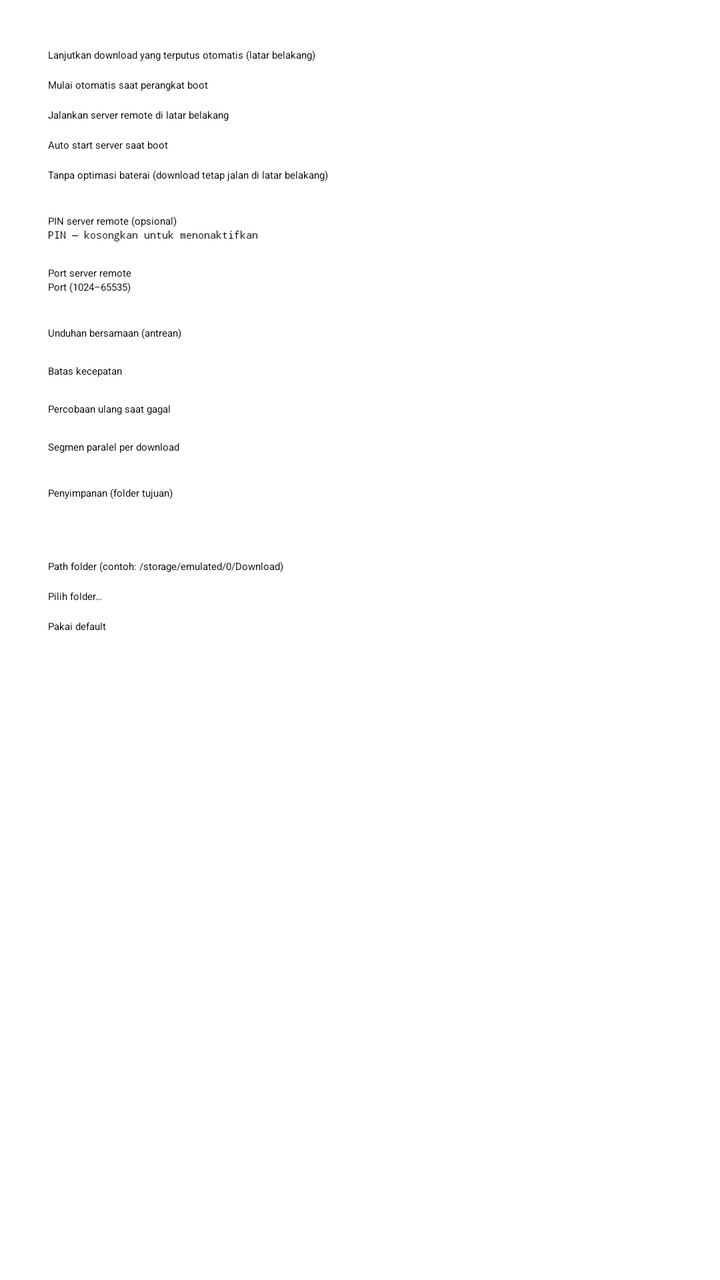
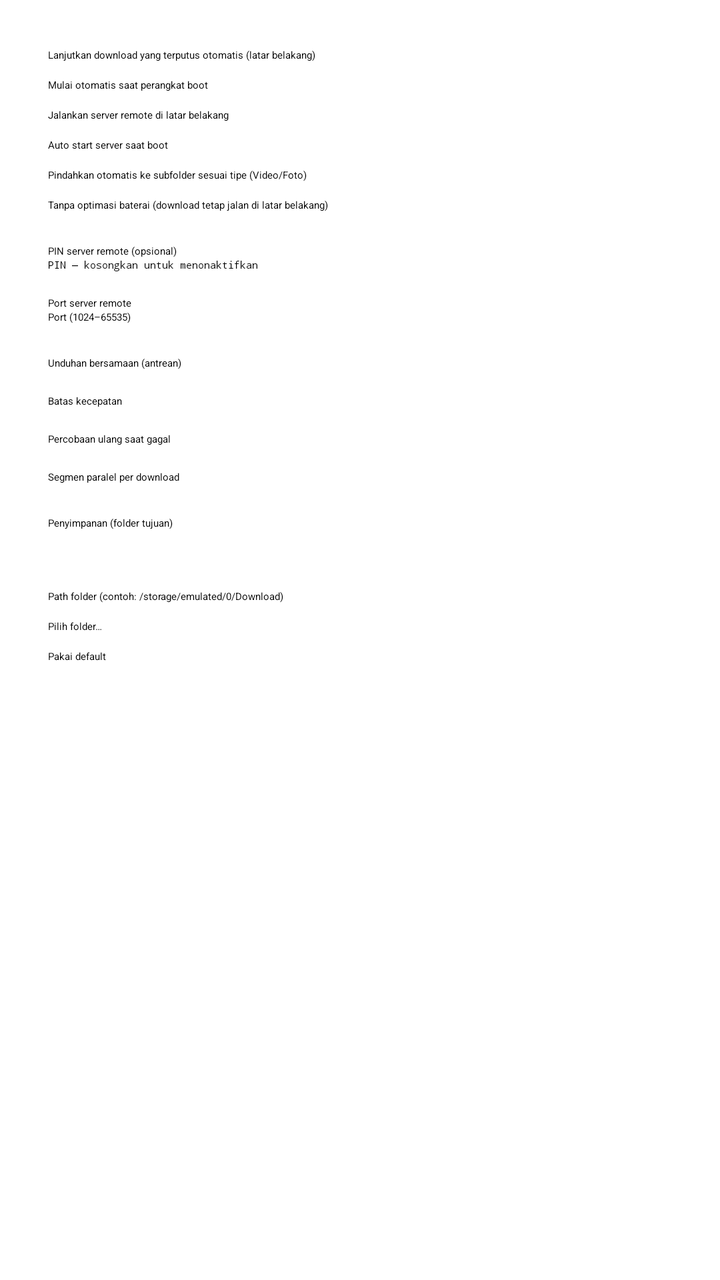

Compare the two renders of this Android layout. The source of the first and the diff that turns it into the second are given below.
<!-- AndroidManifest.xml: application theme Theme.HttpDownloadManager.Splash -->
<!-- res/layout/dialog_settings.xml -->
<?xml version="1.0" encoding="utf-8"?>
<ScrollView xmlns:android="http://schemas.android.com/apk/res/android"
    android:layout_width="match_parent"
    android:layout_height="match_parent"
    android:fillViewport="true">

    <LinearLayout
        android:layout_width="match_parent"
        android:layout_height="wrap_content"
        android:orientation="vertical"
        android:paddingHorizontal="24dp"
        android:paddingTop="24dp">

    <CheckBox
        android:id="@+id/check_background"
        android:layout_width="match_parent"
        android:layout_height="wrap_content"
        android:text="@string/settings_background" />

    <CheckBox
        android:id="@+id/check_autostart"
        android:layout_width="match_parent"
        android:layout_height="wrap_content"
        android:layout_marginTop="8dp"
        android:text="@string/settings_autostart" />

    <CheckBox
        android:id="@+id/check_server_background"
        android:layout_width="match_parent"
        android:layout_height="wrap_content"
        android:layout_marginTop="8dp"
        android:text="@string/settings_server_background" />

    <CheckBox
        android:id="@+id/check_server_autostart"
        android:layout_width="match_parent"
        android:layout_height="wrap_content"
        android:layout_marginTop="8dp"
        android:text="@string/settings_server_autostart" />

    <CheckBox
        android:id="@+id/check_battery"
        android:layout_width="match_parent"
        android:layout_height="wrap_content"
        android:layout_marginTop="8dp"
        android:text="@string/settings_battery" />

    <TextView
        android:layout_width="match_parent"
        android:layout_height="wrap_content"
        android:layout_marginTop="16dp"
        android:text="@string/settings_pin_label"
        android:textAppearance="?attr/textAppearanceBodyMedium" />

    <EditText
        android:id="@+id/input_pin"
        android:layout_width="match_parent"
        android:layout_height="wrap_content"
        android:hint="@string/settings_pin_hint"
        android:inputType="numberPassword"
        android:maxLength="10" />

    <TextView
        android:layout_width="match_parent"
        android:layout_height="wrap_content"
        android:layout_marginTop="12dp"
        android:text="@string/settings_port_label"
        android:textAppearance="?attr/textAppearanceBodyMedium" />

    <EditText
        android:id="@+id/input_port"
        android:layout_width="match_parent"
        android:layout_height="wrap_content"
        android:hint="@string/settings_port_hint"
        android:importantForAutofill="no"
        android:inputType="number" />

    <TextView
        android:layout_width="match_parent"
        android:layout_height="wrap_content"
        android:layout_marginTop="16dp"
        android:text="@string/settings_concurrent"
        android:textAppearance="?attr/textAppearanceBodyMedium" />

    <Spinner
        android:id="@+id/spinner_concurrent"
        android:layout_width="match_parent"
        android:layout_height="wrap_content" />

    <TextView
        android:layout_width="match_parent"
        android:layout_height="wrap_content"
        android:layout_marginTop="12dp"
        android:text="@string/settings_speed_limit"
        android:textAppearance="?attr/textAppearanceBodyMedium" />

    <Spinner
        android:id="@+id/spinner_speed"
        android:layout_width="match_parent"
        android:layout_height="wrap_content" />

    <TextView
        android:layout_width="match_parent"
        android:layout_height="wrap_content"
        android:layout_marginTop="12dp"
        android:text="@string/settings_retry"
        android:textAppearance="?attr/textAppearanceBodyMedium" />

    <Spinner
        android:id="@+id/spinner_retry"
        android:layout_width="match_parent"
        android:layout_height="wrap_content" />

    <TextView
        android:layout_width="match_parent"
        android:layout_height="wrap_content"
        android:layout_marginTop="12dp"
        android:text="@string/settings_segments"
        android:textAppearance="?attr/textAppearanceBodyMedium" />

    <Spinner
        android:id="@+id/spinner_segments"
        android:layout_width="match_parent"
        android:layout_height="wrap_content" />

    <include
        android:id="@+id/storage_section"
        layout="@layout/view_storage_section" />
    </LinearLayout>
</ScrollView>
<!-- res/layout/view_storage_section.xml (included above) -->
<?xml version="1.0" encoding="utf-8"?>
<LinearLayout xmlns:android="http://schemas.android.com/apk/res/android"
    android:layout_width="match_parent"
    android:layout_height="wrap_content"
    android:orientation="vertical">

    <TextView
        android:layout_width="match_parent"
        android:layout_height="wrap_content"
        android:layout_marginTop="16dp"
        android:text="@string/settings_storage_label"
        android:textAppearance="?attr/textAppearanceBodyMedium" />

    <TextView
        android:id="@+id/current_storage"
        android:layout_width="match_parent"
        android:layout_height="wrap_content"
        android:layout_marginTop="4dp"
        android:textColor="@color/text_secondary"
        android:textSize="13sp" />

    <EditText
        android:id="@+id/input_storage_path"
        android:layout_width="match_parent"
        android:layout_height="wrap_content"
        android:layout_marginTop="8dp"
        android:hint="@string/storage_text_folder_hint"
        android:importantForAutofill="no"
        android:inputType="text"
        android:maxLines="2" />

    <Button
        android:id="@+id/btn_pick_storage"
        android:layout_width="match_parent"
        android:layout_height="wrap_content"
        android:layout_marginTop="8dp"
        android:text="@string/storage_choose_folder" />

    <Button
        android:id="@+id/btn_reset_storage"
        android:layout_width="match_parent"
        android:layout_height="wrap_content"
        android:layout_marginTop="8dp"
        android:text="@string/storage_use_default" />
</LinearLayout>
<!-- resources referenced by this layout -->
<resources>
  <color name="text_secondary">#757575</color>
  <string name="settings_autostart">Mulai otomatis saat perangkat boot</string>
  <string name="settings_background">Lanjutkan download yang terputus otomatis (latar belakang)</string>
  <string name="settings_battery">Tanpa optimasi baterai (download tetap jalan di latar belakang)</string>
  <string name="settings_concurrent">Unduhan bersamaan (antrean)</string>
  <string name="settings_pin_hint">PIN — kosongkan untuk menonaktifkan</string>
  <string name="settings_pin_label">PIN server remote (opsional)</string>
  <string name="settings_port_hint">Port (1024–65535)</string>
  <string name="settings_port_label">Port server remote</string>
  <string name="settings_retry">Percobaan ulang saat gagal</string>
  <string name="settings_segments">Segmen paralel per download</string>
  <string name="settings_server_autostart">Auto start server saat boot</string>
  <string name="settings_server_background">Jalankan server remote di latar belakang</string>
  <string name="settings_speed_limit">Batas kecepatan</string>
  <string name="settings_storage_label">Penyimpanan (folder tujuan)</string>
  <string name="storage_choose_folder">Pilih folder…</string>
  <string name="storage_text_folder_hint">Path folder (contoh: /storage/emulated/0/Download)</string>
  <string name="storage_use_default">Pakai default</string>
  <style name="Theme.HttpDownloadManager.Splash" parent="Theme.SplashScreen">
          <item name="windowSplashScreenBackground">@color/primary</item>
          <item name="windowSplashScreenAnimatedIcon">@drawable/ic_splash</item>
          <item name="postSplashScreenTheme">@style/Theme.HttpDownloadManager</item>
      </style>
  <color name="primary">#0D47A1</color>
  <!-- drawable ic_splash (drawable) -->
  <?xml version="1.0" encoding="utf-8"?>
  <vector xmlns:android="http://schemas.android.com/apk/res/android"
      android:width="108dp"
      android:height="108dp"
      android:viewportWidth="108"
      android:viewportHeight="108">
      <path
          android:fillColor="#FFFFFF"
          android:pathData="M48,40 h12 v16 h-12 z" />
      <path
          android:fillColor="#FFFFFF"
          android:pathData="M40,56 h28 l-14,16 z" />
      <path
          android:fillColor="#FFFFFF"
          android:pathData="M42,80 h24 v4 h-24 z" />
  </vector>
  <style name="Theme.HttpDownloadManager" parent="Theme.Material3.DayNight.NoActionBar">
          <item name="colorPrimary">@color/primary</item>
          <item name="colorPrimaryDark">@color/primary_dark</item>
          <item name="colorAccent">@color/accent</item>
      </style>
  <color name="primary_dark">#002171</color>
  <color name="accent">#FF6F00</color>
</resources>

<!-- the commit's change to res/layout/dialog_settings.xml (unified diff, before → after) -->
@@ -37,6 +37,13 @@
         android:layout_height="wrap_content"
         android:layout_marginTop="8dp"
         android:text="@string/settings_server_autostart" />
+
+    <CheckBox
+        android:id="@+id/check_auto_sort"
+        android:layout_width="match_parent"
+        android:layout_height="wrap_content"
+        android:layout_marginTop="8dp"
+        android:text="@string/settings_auto_sort" />
 
     <CheckBox
         android:id="@+id/check_battery"
<!-- resource entries referenced after the edit -->
@@ -1,6 +1,7 @@
 <!-- resources referenced by this layout -->
 <resources>
   <color name="text_secondary">#757575</color>
+  <string name="settings_auto_sort">Pindahkan otomatis ke subfolder sesuai tipe (Video/Foto)</string>
   <string name="settings_autostart">Mulai otomatis saat perangkat boot</string>
   <string name="settings_background">Lanjutkan download yang terputus otomatis (latar belakang)</string>
   <string name="settings_battery">Tanpa optimasi baterai (download tetap jalan di latar belakang)</string>
